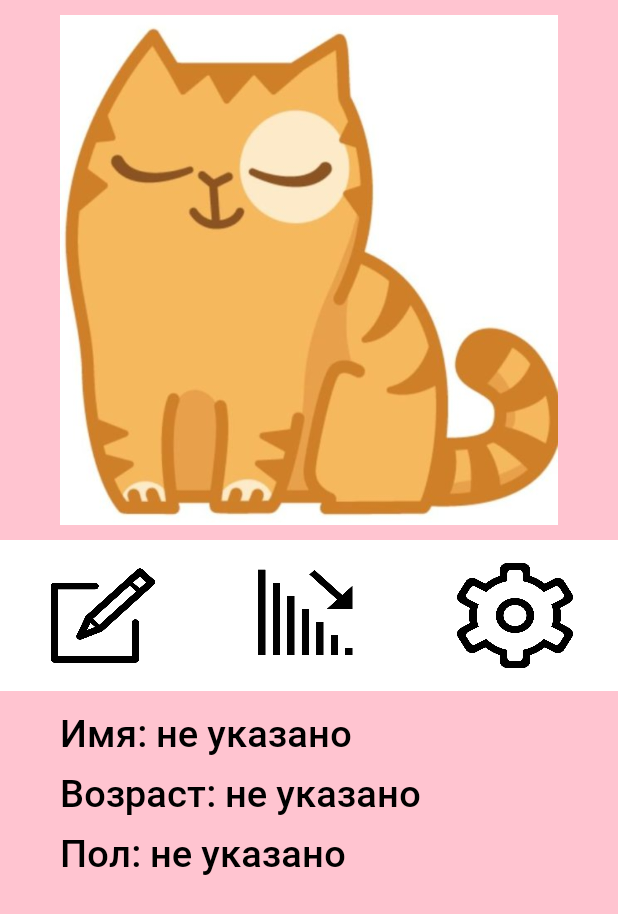
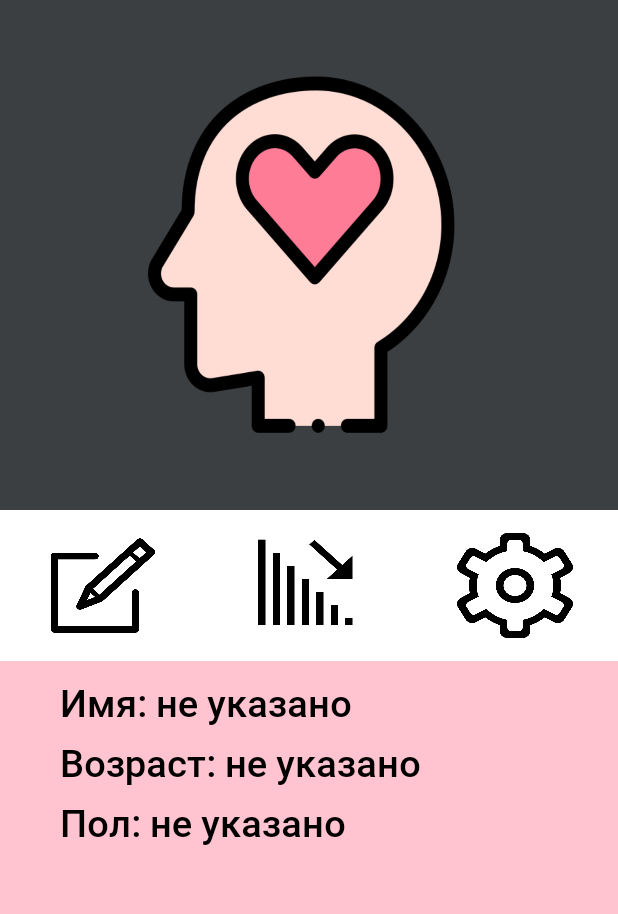
Before and after one commit to mbnexttime/health_app, an Android app: the fragment ProfileFragment shown on its own in the app's theme, on a phone screen of 412 x 824 dp. Shown: the top 914 px of the screen. Run offline under Robolectric (Android 15) with nearby library versions, the phone set to English and light mode, and no system bars; our stand-ins replace Dagger/Hilt's generated code.

Commit message:
Edit default profile image

```diff
--- a/app/src/main/res/layout/profile_fragment.xml
+++ b/app/src/main/res/layout/profile_fragment.xml
@@ -14,14 +14,10 @@
 
         <ImageView
             android:id="@+id/imageProfile"
-            android:layout_marginLeft="40dp"
-            android:layout_marginRight="40dp"
-            android:layout_marginTop="10dp"
-            android:layout_marginBottom="10dp"
             android:layout_width="match_parent"
             android:layout_height="340dp"
             android:scaleType="centerCrop"
-            android:background="@drawable/persic"
+            android:background="@drawable/icon_profile_default"
             android:layout_gravity="center">
         </ImageView>
     </LinearLayout>
```
Also changed, not shown: app/src/main/res/drawable/icon_profile_default.png (added), app/src/main/res/drawable/persic.jpg (deleted).
